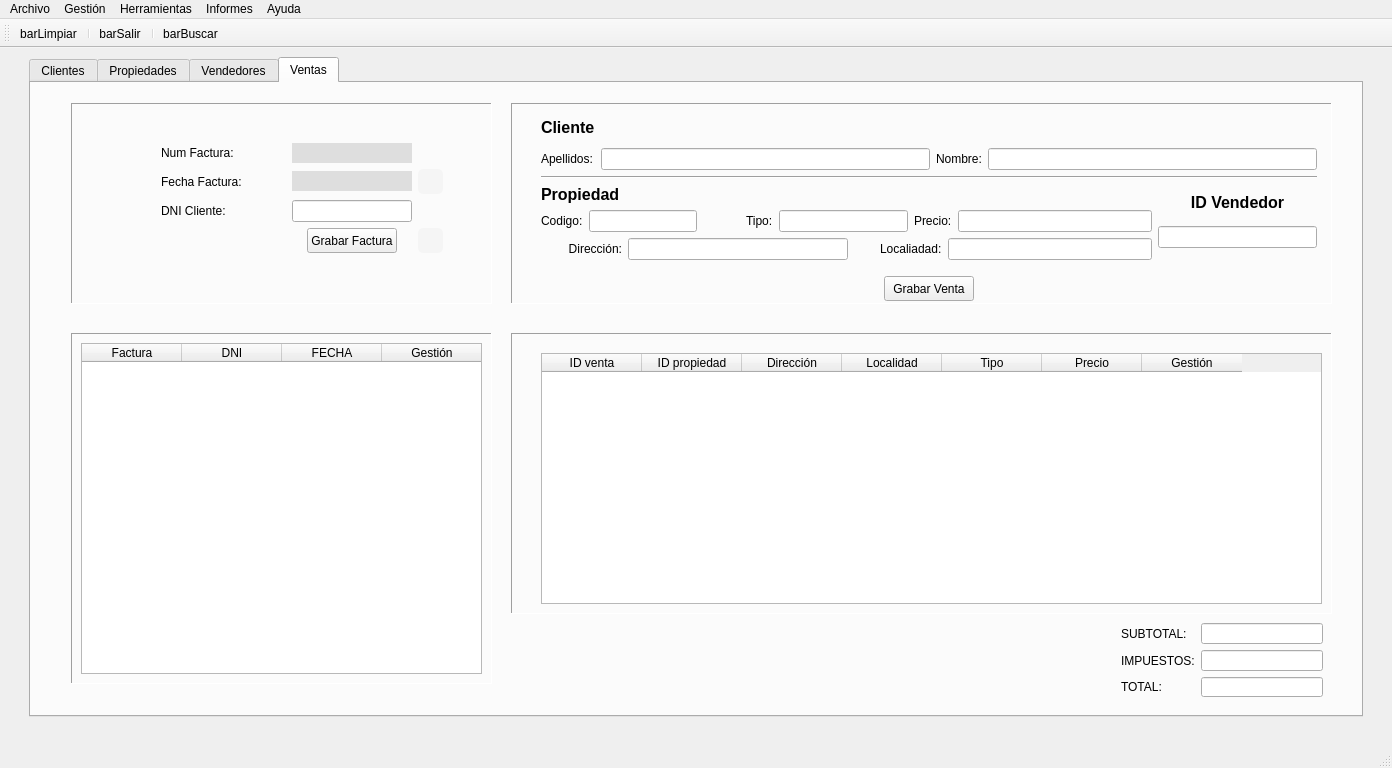
Above: templates/venPrincipal.ui from Semperz/ProyectoDI before the change. Below: the same form after it.
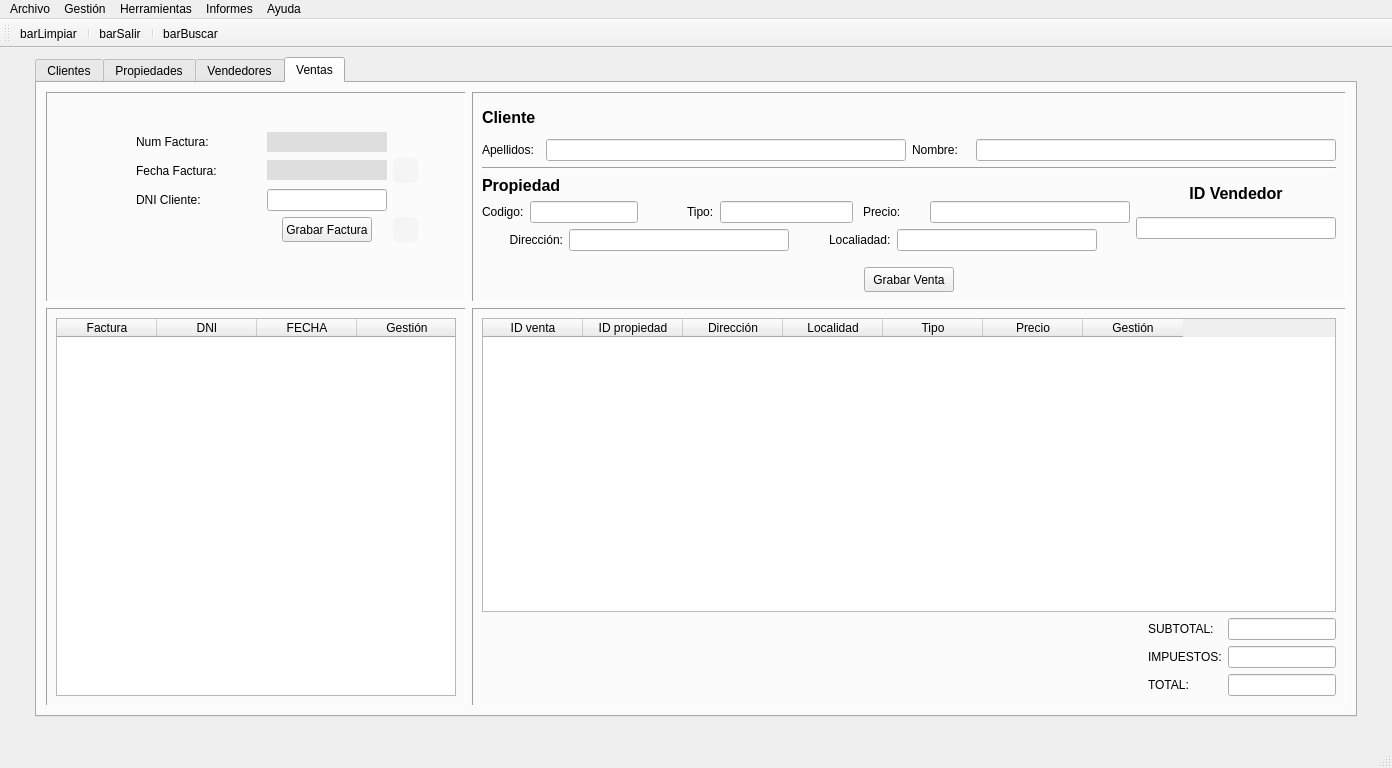
That is the form after the change. The open tabs and pages were chosen to show the change. Icons and pictures are not drawn.

What changed in the file:
```diff
--- a/templates/venPrincipal.ui
+++ b/templates/venPrincipal.ui
@@ -81,8 +81,14 @@
     </item>
     <item row="0" column="1">
      <widget class="QTabWidget" name="panPrincipal">
+      <property name="maximumSize">
+       <size>
+        <width>1322</width>
+        <height>1000</height>
+       </size>
+      </property>
       <property name="currentIndex">
-       <number>3</number>
+       <number>0</number>
       </property>
       <widget class="QWidget" name="pesClientes">
        <attribute name="title">
@@ -2778,21 +2784,29 @@
        <attribute name="title">
         <string>Ventas</string>
        </attribute>
+       <layout class="QGridLayout" name="gridLayout_19">
+        <item row="0" column="0">
+         <layout class="QGridLayout" name="gridLayout_18">
+          <item row="0" column="0">
        <widget class="QFrame" name="frame">
-        <property name="geometry">
-         <rect>
-          <x>40</x>
-          <y>20</y>
-          <width>421</width>
-          <height>201</height>
-         </rect>
-        </property>
         <property name="sizePolicy">
-         <sizepolicy hsizetype="Expanding" vsizetype="Expanding">
+             <sizepolicy hsizetype="Preferred" vsizetype="Preferred">
           <horstretch>0</horstretch>
           <verstretch>0</verstretch>
          </sizepolicy>
         </property>
+            <property name="minimumSize">
+             <size>
+              <width>420</width>
+              <height>210</height>
+             </size>
+            </property>
+            <property name="maximumSize">
+             <size>
+              <width>400</width>
+              <height>210</height>
+             </size>
+            </property>
         <property name="frameShape">
          <enum>QFrame::Panel</enum>
         </property>
@@ -3008,112 +3022,35 @@
          </layout>
         </widget>
        </widget>
-       <widget class="QFrame" name="frame_2">
-        <property name="geometry">
-         <rect>
-          <x>40</x>
-          <y>250</y>
-          <width>421</width>
-          <height>351</height>
-         </rect>
-        </property>
-        <property name="sizePolicy">
-         <sizepolicy hsizetype="Expanding" vsizetype="Expanding">
-          <horstretch>0</horstretch>
-          <verstretch>0</verstretch>
-         </sizepolicy>
-        </property>
-        <property name="frameShape">
-         <enum>QFrame::Panel</enum>
-        </property>
-        <property name="frameShadow">
-         <enum>QFrame::Sunken</enum>
-        </property>
-        <widget class="QTableWidget" name="tablaFacturas">
-         <property name="geometry">
-          <rect>
-           <x>10</x>
-           <y>10</y>
-           <width>401</width>
-           <height>331</height>
-          </rect>
-         </property>
-         <property name="verticalScrollBarPolicy">
-          <enum>Qt::ScrollBarAlwaysOff</enum>
-         </property>
-         <property name="horizontalScrollBarPolicy">
-          <enum>Qt::ScrollBarAlwaysOff</enum>
-         </property>
-         <property name="editTriggers">
-          <set>QAbstractItemView::NoEditTriggers</set>
-         </property>
-         <property name="alternatingRowColors">
-          <bool>true</bool>
-         </property>
-         <property name="selectionMode">
-          <enum>QAbstractItemView::SingleSelection</enum>
-         </property>
-         <property name="selectionBehavior">
-          <enum>QAbstractItemView::SelectRows</enum>
-         </property>
-         <attribute name="horizontalHeaderVisible">
-          <bool>true</bool>
-         </attribute>
-         <attribute name="verticalHeaderVisible">
-          <bool>false</bool>
-         </attribute>
-         <column>
-          <property name="text">
-           <string>Factura</string>
-          </property>
-         </column>
-         <column>
-          <property name="text">
-           <string>DNI</string>
-          </property>
-         </column>
-         <column>
-          <property name="text">
-           <string>FECHA</string>
-          </property>
-         </column>
-         <column>
-          <property name="text">
-           <string>Gestión</string>
-          </property>
-         </column>
-        </widget>
-       </widget>
+          </item>
+          <item row="0" column="1">
        <widget class="QFrame" name="frame_3">
-        <property name="geometry">
-         <rect>
-          <x>480</x>
-          <y>20</y>
-          <width>821</width>
-          <height>201</height>
-         </rect>
-        </property>
         <property name="sizePolicy">
-         <sizepolicy hsizetype="Expanding" vsizetype="Expanding">
+             <sizepolicy hsizetype="Preferred" vsizetype="Preferred">
           <horstretch>0</horstretch>
           <verstretch>0</verstretch>
          </sizepolicy>
         </property>
+            <property name="minimumSize">
+             <size>
+              <width>800</width>
+              <height>210</height>
+             </size>
+            </property>
+            <property name="maximumSize">
+             <size>
+              <width>16777215</width>
+              <height>210</height>
+             </size>
+            </property>
         <property name="frameShape">
          <enum>QFrame::Panel</enum>
         </property>
         <property name="frameShadow">
          <enum>QFrame::Sunken</enum>
         </property>
-        <widget class="QWidget" name="layoutWidget">
-         <property name="geometry">
-          <rect>
-           <x>30</x>
-           <y>10</y>
-           <width>776</width>
-           <height>188</height>
-          </rect>
-         </property>
+            <layout class="QGridLayout" name="gridLayout_17">
+             <item row="0" column="0">
          <layout class="QGridLayout" name="gridLayout_14">
           <item row="0" column="0">
            <layout class="QGridLayout" name="gridLayout_13">
@@ -3142,6 +3079,12 @@
               </item>
               <item row="1" column="1">
                <widget class="QLineEdit" name="txtApelcliven">
+                     <property name="maximumSize">
+                      <size>
+                       <width>360</width>
+                       <height>16777215</height>
+                      </size>
+                     </property>
                 <property name="readOnly">
                  <bool>true</bool>
                 </property>
@@ -3156,6 +3099,12 @@
               </item>
               <item row="1" column="3">
                <widget class="QLineEdit" name="txtNomcliven">
+                     <property name="maximumSize">
+                      <size>
+                       <width>360</width>
+                       <height>16777215</height>
+                      </size>
+                     </property>
                 <property name="readOnly">
                  <bool>true</bool>
                 </property>
@@ -3190,6 +3139,12 @@
                   <height>0</height>
                  </size>
                 </property>
+                     <property name="maximumSize">
+                      <size>
+                       <width>220</width>
+                       <height>16777215</height>
+                      </size>
+                     </property>
                 <property name="alignment">
                  <set>Qt::AlignLeading|Qt::AlignLeft|Qt::AlignVCenter</set>
                 </property>
@@ -3235,6 +3190,12 @@
                   <height>0</height>
                  </size>
                 </property>
+                     <property name="maximumSize">
+                      <size>
+                       <width>200</width>
+                       <height>16777215</height>
+                      </size>
+                     </property>
                 <property name="alignment">
                  <set>Qt::AlignLeading|Qt::AlignLeft|Qt::AlignVCenter</set>
                 </property>
@@ -3266,6 +3227,12 @@
               </item>
               <item row="1" column="1" colspan="2">
                <widget class="QLineEdit" name="txtcodpropven">
+                     <property name="maximumSize">
+                      <size>
+                       <width>133</width>
+                       <height>16777215</height>
+                      </size>
+                     </property>
                 <property name="alignment">
                  <set>Qt::AlignLeading|Qt::AlignLeft|Qt::AlignVCenter</set>
                 </property>
@@ -3283,6 +3250,12 @@
               </item>
               <item row="1" column="4" colspan="3">
                <widget class="QLineEdit" name="txtTipopropven">
+                     <property name="maximumSize">
+                      <size>
+                       <width>133</width>
+                       <height>16777215</height>
+                      </size>
+                     </property>
                 <property name="alignment">
                  <set>Qt::AlignLeading|Qt::AlignLeft|Qt::AlignVCenter</set>
                 </property>
@@ -3337,6 +3310,12 @@
               </item>
               <item alignment="Qt::AlignTop">
                <widget class="QLineEdit" name="txtIDven">
+                     <property name="maximumSize">
+                      <size>
+                       <width>200</width>
+                       <height>16777215</height>
+                      </size>
+                     </property>
                 <property name="alignment">
                  <set>Qt::AlignLeading|Qt::AlignLeft|Qt::AlignVCenter</set>
                 </property>
@@ -3415,19 +3394,92 @@
            </layout>
           </item>
          </layout>
-        </widget>
-       </widget>
+             </item>
+            </layout>
+           </widget>
+          </item>
+          <item row="1" column="0">
+           <widget class="QFrame" name="frame_2">
+            <property name="sizePolicy">
+             <sizepolicy hsizetype="Preferred" vsizetype="Preferred">
+              <horstretch>0</horstretch>
+              <verstretch>0</verstretch>
+             </sizepolicy>
+            </property>
+            <property name="minimumSize">
+             <size>
+              <width>420</width>
+              <height>0</height>
+             </size>
+            </property>
+            <property name="maximumSize">
+             <size>
+              <width>400</width>
+              <height>16777215</height>
+             </size>
+            </property>
+            <property name="frameShape">
+             <enum>QFrame::Panel</enum>
+            </property>
+            <property name="frameShadow">
+             <enum>QFrame::Sunken</enum>
+            </property>
+            <layout class="QGridLayout" name="gridLayout_16">
+             <item row="0" column="0">
+              <widget class="QTableWidget" name="tablaFacturas">
+               <property name="verticalScrollBarPolicy">
+                <enum>Qt::ScrollBarAlwaysOff</enum>
+               </property>
+               <property name="horizontalScrollBarPolicy">
+                <enum>Qt::ScrollBarAlwaysOff</enum>
+               </property>
+               <property name="editTriggers">
+                <set>QAbstractItemView::NoEditTriggers</set>
+               </property>
+               <property name="alternatingRowColors">
+                <bool>true</bool>
+               </property>
+               <property name="selectionMode">
+                <enum>QAbstractItemView::SingleSelection</enum>
+               </property>
+               <property name="selectionBehavior">
+                <enum>QAbstractItemView::SelectRows</enum>
+               </property>
+               <attribute name="horizontalHeaderVisible">
+                <bool>true</bool>
+               </attribute>
+               <attribute name="verticalHeaderVisible">
+                <bool>false</bool>
+               </attribute>
+               <column>
+                <property name="text">
+                 <string>Factura</string>
+                </property>
+               </column>
+               <column>
+                <property name="text">
+                 <string>DNI</string>
+                </property>
+               </column>
+               <column>
+                <property name="text">
+                 <string>FECHA</string>
+                </property>
+               </column>
+               <column>
+                <property name="text">
+                 <string>Gestión</string>
+                </property>
+               </column>
+              </widget>
+             </item>
+            </layout>
+           </widget>
+          </item>
+          <item row="1" column="1">
        <widget class="QFrame" name="frame_4">
-        <property name="geometry">
-         <rect>
-          <x>480</x>
-          <y>250</y>
-          <width>821</width>
-          <height>281</height>
-         </rect>
-        </property>
         <property name="sizePolicy">
-         <sizepolicy hsizetype="Expanding" vsizetype="Expanding">
+             <sizepolicy hsizetype="Preferred" vsizetype="Preferred">
           <horstretch>0</horstretch>
           <verstretch>0</verstretch>
          </sizepolicy>
@@ -3438,15 +3490,9 @@
         <property name="frameShadow">
          <enum>QFrame::Sunken</enum>
         </property>
+            <layout class="QVBoxLayout" name="verticalLayout_7">
+             <item>
         <widget class="QTableWidget" name="tabVenta">
-         <property name="geometry">
-          <rect>
-           <x>30</x>
-           <y>20</y>
-           <width>781</width>
-           <height>251</height>
-          </rect>
-         </property>
          <property name="verticalScrollBarPolicy">
           <enum>Qt::ScrollBarAlwaysOff</enum>
          </property>
@@ -3504,17 +3550,63 @@
           </property>
          </column>
         </widget>
-       </widget>
-       <widget class="QWidget" name="layoutWidget">
-        <property name="geometry">
-         <rect>
-          <x>1090</x>
-          <y>540</y>
-          <width>202</width>
-          <height>74</height>
-         </rect>
-        </property>
+             </item>
+             <item>
+              <layout class="QHBoxLayout" name="horizontalLayout_12">
+               <item>
+                <spacer name="horizontalSpacer_39">
+                 <property name="orientation">
+                  <enum>Qt::Horizontal</enum>
+                 </property>
+                 <property name="sizeHint" stdset="0">
+                  <size>
+                   <width>40</width>
+                   <height>20</height>
+                  </size>
+                 </property>
+                </spacer>
+               </item>
+               <item>
         <layout class="QGridLayout" name="gridLayout_15">
+                 <item row="1" column="1">
+                  <widget class="QLineEdit" name="txtImpuestosven">
+                   <property name="sizePolicy">
+                    <sizepolicy hsizetype="Preferred" vsizetype="Preferred">
+                     <horstretch>0</horstretch>
+                     <verstretch>0</verstretch>
+                    </sizepolicy>
+                   </property>
+                   <property name="alignment">
+                    <set>Qt::AlignRight|Qt::AlignTrailing|Qt::AlignVCenter</set>
+                   </property>
+                   <property name="readOnly">
+                    <bool>true</bool>
+                   </property>
+                  </widget>
+                 </item>
+                 <item row="0" column="1">
+                  <widget class="QLineEdit" name="txtSubtotalven">
+                   <property name="sizePolicy">
+                    <sizepolicy hsizetype="Preferred" vsizetype="Preferred">
+                     <horstretch>0</horstretch>
+                     <verstretch>0</verstretch>
+                    </sizepolicy>
+                   </property>
+                   <property name="alignment">
+                    <set>Qt::AlignRight|Qt::AlignTrailing|Qt::AlignVCenter</set>
+                   </property>
+                   <property name="readOnly">
+                    <bool>true</bool>
+                   </property>
+                  </widget>
+                 </item>
+                 <item row="2" column="0">
+                  <widget class="QLabel" name="label_31">
+                   <property name="text">
+                    <string>TOTAL:</string>
+                   </property>
+                  </widget>
+                 </item>
          <item row="0" column="0">
           <widget class="QLabel" name="label_29">
            <property name="text">
@@ -3522,16 +3614,6 @@
            </property>
           </widget>
          </item>
-         <item row="0" column="1">
-          <widget class="QLineEdit" name="txtSubtotalven">
-           <property name="alignment">
-            <set>Qt::AlignRight|Qt::AlignTrailing|Qt::AlignVCenter</set>
-           </property>
-           <property name="readOnly">
-            <bool>true</bool>
-           </property>
-          </widget>
-         </item>
          <item row="1" column="0">
           <widget class="QLabel" name="label_30">
            <property name="text">
@@ -3539,25 +3621,14 @@
            </property>
           </widget>
          </item>
-         <item row="1" column="1">
-          <widget class="QLineEdit" name="txtImpuestosven">
-           <property name="alignment">
-            <set>Qt::AlignRight|Qt::AlignTrailing|Qt::AlignVCenter</set>
-           </property>
-           <property name="readOnly">
-            <bool>true</bool>
-           </property>
-          </widget>
-         </item>
-         <item row="2" column="0">
-          <widget class="QLabel" name="label_31">
-           <property name="text">
-            <string>TOTAL:</string>
-           </property>
-          </widget>
-         </item>
          <item row="2" column="1">
           <widget class="QLineEdit" name="txtTotalven">
+                   <property name="sizePolicy">
+                    <sizepolicy hsizetype="Preferred" vsizetype="Preferred">
+                     <horstretch>0</horstretch>
+                     <verstretch>0</verstretch>
+                    </sizepolicy>
+                   </property>
            <property name="alignment">
             <set>Qt::AlignRight|Qt::AlignTrailing|Qt::AlignVCenter</set>
            </property>
@@ -3567,7 +3638,15 @@
           </widget>
          </item>
         </layout>
-       </widget>
+               </item>
+              </layout>
+             </item>
+            </layout>
+           </widget>
+          </item>
+         </layout>
+        </item>
+       </layout>
       </widget>
      </widget>
     </item>
```
Lines whose indentation alone changed are shown as unchanged.
